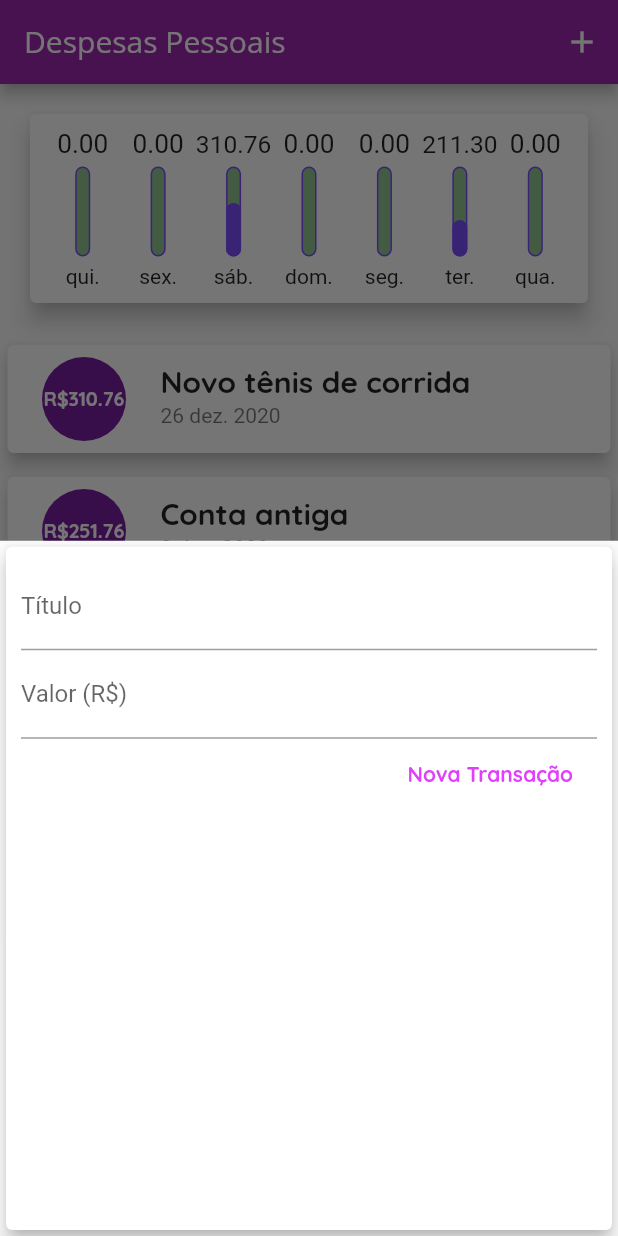
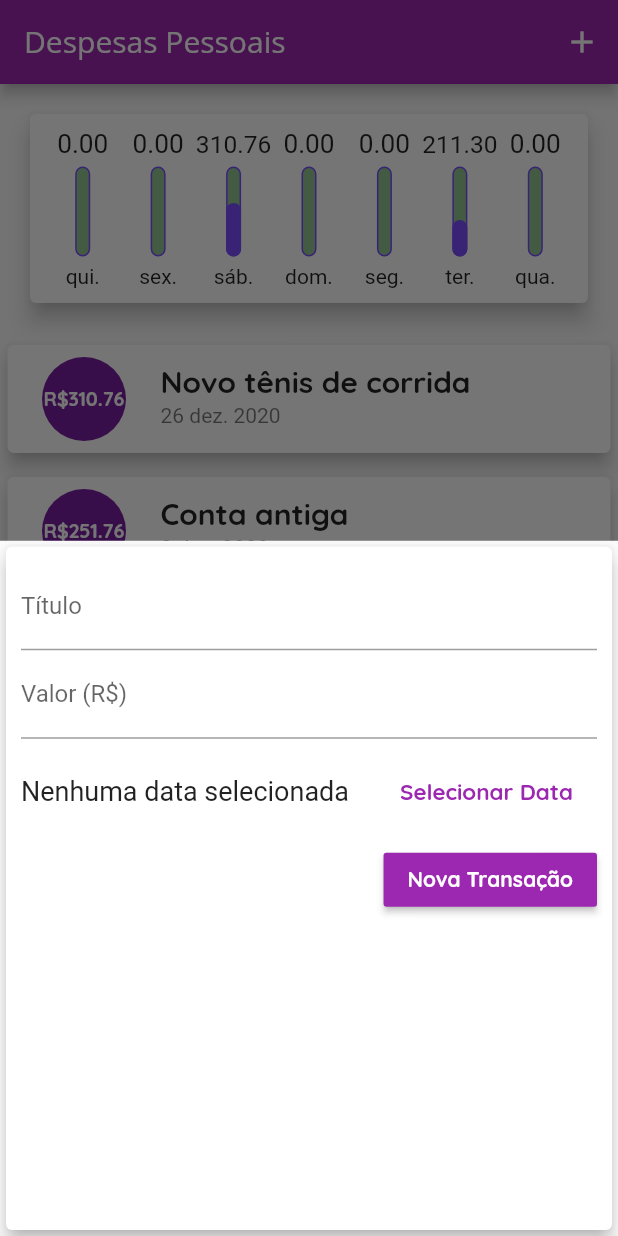
Before and after one commit to da0hn/despesas-pessoais, a Flutter app: the screen it shows after launch, after a tap on the "add" icon, on a phone screen of 412 x 824 dp. Run offline on Flutter 3.47's test engine with Material 2 defaults, Android fonts, the phone set to English and light mode, and no system bars.

```diff
--- a/lib/components/home_page.dart
+++ b/lib/components/home_page.dart
@@ -79,12 +79,12 @@ class _HomePageState extends State<HomePage> {
     );
   }
 
-  _addTransaction(String title, double value) {
+  _addTransaction(String title, double value, DateTime date) {
     final newTransaction = Transaction(
       id: Random().nextDouble().toString(),
       title: title,
       value: value,
-      date: DateTime.now(),
+      date: date,
     );
 
     setState(() {
--- a/lib/components/transaction_form.dart
+++ b/lib/components/transaction_form.dart
@@ -1,7 +1,8 @@
 import 'package:flutter/material.dart';
+import 'package:intl/intl.dart';
 
 class TransactionForm extends StatefulWidget {
-  final void Function(String, double) onSubmit;
+  final void Function(String, double, DateTime) onSubmit;
 
   TransactionForm(this.onSubmit);
 
@@ -10,9 +11,9 @@ class TransactionForm extends StatefulWidget {
 }
 
 class _TransactionFormState extends State<TransactionForm> {
-  final titleController = TextEditingController();
-
-  final valueController = TextEditingController();
+  final _titleController = TextEditingController();
+  final _valueController = TextEditingController();
+  DateTime _selectedDate;
 
   @override
   Widget build(BuildContext context) {
@@ -25,7 +26,7 @@ class _TransactionFormState extends State<TransactionForm> {
         child: Column(
           children: [
             TextField(
-              controller: titleController,
+              controller: _titleController,
               decoration: InputDecoration(
                 labelText: 'Título',
               ),
@@ -33,7 +34,7 @@ class _TransactionFormState extends State<TransactionForm> {
               textInputAction: TextInputAction.next,
             ),
             TextField(
-              controller: valueController,
+              controller: _valueController,
               keyboardType: TextInputType.numberWithOptions(decimal: true),
               textInputAction: TextInputAction.done,
               onSubmitted: (_) => _submitForm(),
@@ -41,13 +42,44 @@ class _TransactionFormState extends State<TransactionForm> {
                 labelText: 'Valor (R\$)',
               ),
             ),
+            Container(
+              height: 70,
+              child: Row(
+                children: [
+                  Expanded(
+                    child: Text(
+                      _selectedDate == null
+                          ? 'Nenhuma data '
+                              'selecionada'
+                          : DateFormat('dd/MM/yyyy', 'pt_BR')
+                              .format(this._selectedDate),
+                      style: TextStyle(
+                        fontSize: 18,
+                      ),
+                    ),
+                  ),
+                  FlatButton(
+                    textColor: Theme.of(context).primaryColor,
+                    onPressed: _showDatePicker,
+                    child: Text(
+                      'Selecionar Data',
+                      style: TextStyle(
+                        fontSize: 15,
+                        fontWeight: FontWeight.bold,
+                      ),
+                    ),
+                  ),
+                ],
+              ),
+            ),
             Row(
               mainAxisAlignment: MainAxisAlignment.end,
               children: [
-                FlatButton(
+                RaisedButton(
+                  color: Theme.of(context).primaryColor,
+                  textColor: Theme.of(context).textTheme.button.color,
                   onPressed: _submitForm,
                   child: Text('Nova Transação'),
-                  textColor: Colors.purpleAccent,
                 ),
               ],
             ),
@@ -57,12 +89,21 @@ class _TransactionFormState extends State<TransactionForm> {
     );
   }
 
+  Future<void> _showDatePicker() async {
+    this._selectedDate = await showDatePicker(
+      context: context,
+      initialDate: DateTime.now(),
+      firstDate: DateTime.now().subtract(Duration(days: 600)),
+      lastDate: DateTime.now(),
+    );
+  }
+
   void _submitForm() {
-    final title = titleController.value.text;
-    final value = double.tryParse(valueController.value.text) ?? 0.0;
+    final title = _titleController.value.text;
+    final value = double.tryParse(_valueController.value.text) ?? 0.0;
 
     if (title.isEmpty || value <= 0) return;
 
-    widget.onSubmit(title, value);
+    widget.onSubmit(title, value, _selectedDate);
   }
 }
```
